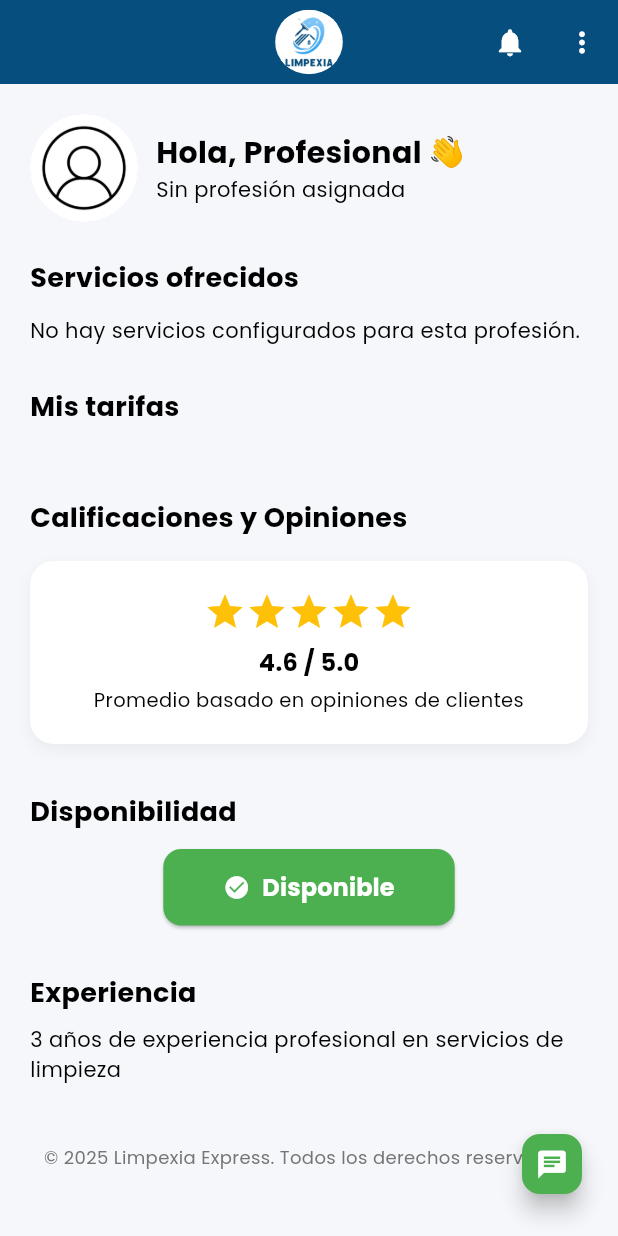
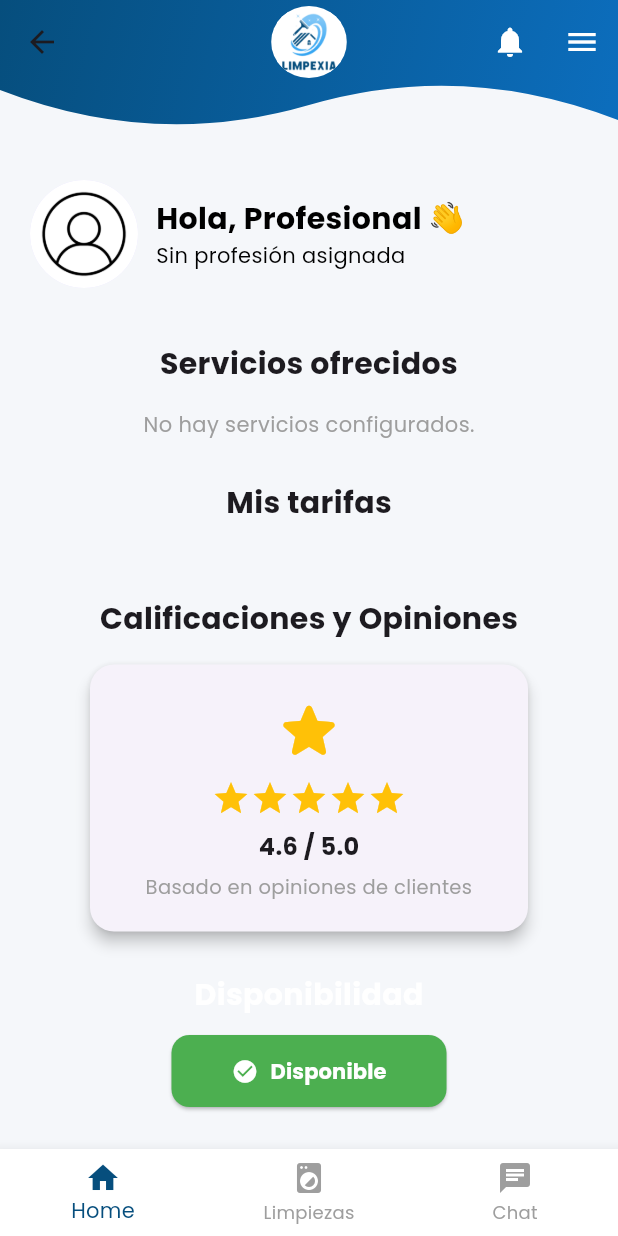
Before and after one commit to PalomequeDeLaTorre/limpexia_express_app, a Flutter app: the DashboardProfesional screen opened by its route, on a phone screen of 412 x 824 dp. Run offline on Flutter 3.47's test engine with Material 3 defaults, Android fonts, the light colour scheme and no system bars; our stand-ins replace cloud_firestore, firebase_auth, firebase_core, firebase_database, google_fonts, google_maps_flutter; accounts and stored records are empty; network calls fail.

Commit message:
Version_Pantallas

```diff
--- a/lib/pantallas/dashboard_cliente.dart
+++ b/lib/pantallas/dashboard_cliente.dart
@@ -407,6 +407,7 @@ class _DashboardClienteState extends State<DashboardCliente> {
             const SizedBox(height: 32),
             Center(
               child: Text('© 2025 Limpexia. Todos los derechos reservados.',
+              textAlign: TextAlign.center,
                   style: TextStyle(color: Colors.grey[600], fontSize: 12)),
             ),
           ],
@@ -573,7 +574,7 @@ class _DashboardClienteState extends State<DashboardCliente> {
 
   Widget _paginaChat() {
     return const Center(
-      child: Text('💬 Aquí irá la sección de Chat',
+      child: Text('💬 Aquí irá la sección de Chat con el Profesional',
           style: TextStyle(fontSize: 18, color: Colors.black54)),
     );
   }
--- a/lib/pantallas/dashboard_profesional.dart
+++ b/lib/pantallas/dashboard_profesional.dart
@@ -17,21 +17,14 @@ class _DashboardProfesionalState extends State<DashboardProfesional> {
   List<String> servicios = [];
   List<double> tarifas = [];
 
+  int _paginaActual = 0;
+
   @override
   void initState() {
     super.initState();
     WidgetsBinding.instance.addPostFrameCallback((_) {
       _configurarServicios();
     });
-  }
-
-  // Método auxiliar para obtener el ImageProvider correcto;
-  ImageProvider _getImageProvider(String imagePath) {
-    if (imagePath.startsWith('http')) {
-      return NetworkImage(imagePath);
-    } else {
-      return AssetImage(imagePath);
-    }
   }
 
   void _configurarServicios() {
@@ -52,6 +45,19 @@ class _DashboardProfesionalState extends State<DashboardProfesional> {
     });
   }
 
+  void _mostrarNotificaciones() {
+    showModalBottomSheet(
+      context: context,
+      builder: (context) => SizedBox(
+        height: 180,
+        child: Center(
+          child: Text("No tienes notificaciones nuevas",
+              style: TextStyle(color: Colors.grey[700])),
+        ),
+      ),
+    );
+  }
+
   @override
   Widget build(BuildContext context) {
     final authProvider = context.watch<AuthProvider>();
@@ -62,17 +68,36 @@ class _DashboardProfesionalState extends State<DashboardProfesional> {
 
     return Scaffold(
       backgroundColor: AppColores.fondo,
-      appBar: AppBar(
-        backgroundColor: const Color.fromARGB(255, 6, 78, 125),
+      appBar: PreferredSize(
+        preferredSize: const Size.fromHeight(100),
+        child: Stack(
+          children: [
+            ClipPath(
+              clipper: OlaAppBarClipper(),
+              child: Container(
+                height: 120,
+                decoration: const BoxDecoration(
+                  gradient: LinearGradient(
+                    colors: [
+                      Color.fromARGB(255, 6, 78, 125),
+                      Color.fromARGB(255, 12, 110, 190),
+                    ],
+                    begin: Alignment.topLeft,
+                    end: Alignment.bottomRight,
+                  ),
+                ),
+              ),
+            ),
+            AppBar(
+              backgroundColor: Colors.transparent,
               elevation: 0,
-        automaticallyImplyLeading: false,
               title: ClipOval(
                 child: Container(
                   color: Colors.white,
                   padding: const EdgeInsets.all(4),
                   child: Image.asset(
                     'assets/logo_limpexia2.png',
-              height: 35,
+                    height: 40,
                     fit: BoxFit.contain,
                   ),
                 ),
@@ -80,15 +105,21 @@ class _DashboardProfesionalState extends State<DashboardProfesional> {
               centerTitle: true,
               actions: [
                 IconButton(
-            icon: const Icon(Icons.notifications, color: Colors.white, size: 22),
-            onPressed: () {
-              ScaffoldMessenger.of(context).showSnackBar(
-                const SnackBar(content: Text("Notificaciones")),
-              );
-            },
+                  onPressed: _mostrarNotificaciones,
+                  icon: const Icon(Icons.notifications, color: Colors.white),
                 ),
                 PopupMenuButton<String>(
-            icon: const Icon(Icons.more_vert, color: Colors.white, size: 22),
+                  icon: const Icon(Icons.menu, color: Colors.white),
+                  shape: RoundedRectangleBorder(
+                      borderRadius: BorderRadius.circular(12)),
+                  itemBuilder: (context) => const [
+                    PopupMenuItem(value: 'perfil', child: Text('👤 Mi perfil')),
+                    PopupMenuItem(
+                        value: 'pagos', child: Text('💳 Pagos y facturas')),
+                    PopupMenuDivider(),
+                    PopupMenuItem(
+                        value: 'cerrar', child: Text('🔴 Cerrar sesión')),
+                  ],
                   onSelected: (value) async {
                     if (value == 'cerrar') {
                       await authProvider.cerrarSesion();
@@ -98,224 +129,278 @@ class _DashboardProfesionalState extends State<DashboardProfesional> {
                           MaterialPageRoute(builder: (_) => const PantallaLogin()),
                         );
                       }
+                    } else {
+                      ScaffoldMessenger.of(context).showSnackBar(
+                        SnackBar(content: Text('$value seleccionado')),
+                      );
                     }
                   },
-            itemBuilder: (context) => const [
-              PopupMenuItem(value: 'perfil', child: Text('👤 Mi perfil')),
-              PopupMenuItem(value: 'servicios', child: Text('🧾 Mis servicios')),
-              PopupMenuItem(value: 'pagos', child: Text('💳 Pagos y facturas')),
-              PopupMenuItem(value: 'ayuda', child: Text('🛟 Ayuda y soporte')),
-              PopupMenuItem(value: 'config', child: Text('⚙️ Configuración')),
-              PopupMenuDivider(),
-              PopupMenuItem(value: 'cerrar', child: Text('🚪 Cerrar sesión')),
+                ),
               ],
             ),
           ],
         ),
-      body: Stack(
-        children: [
-          SingleChildScrollView(
+      ),
+      body: _paginaActual == 0
+          ? _paginaHome(nombreUsuario, profesion, fotoUsuario)
+          : _paginaActual == 1
+              ? _paginaLimpiezas()
+              : _paginaChat(),
+      bottomNavigationBar: BottomNavigationBar(
+        currentIndex: _paginaActual,
+        onTap: (index) {
+          setState(() => _paginaActual = index);
+
+          if (index == 1) {
+            showDialog(
+              context: context,
+              builder: (context) => AlertDialog(
+                shape: RoundedRectangleBorder(
+                  borderRadius: BorderRadius.circular(16),
+                ),
+                title: const Text(
+                  "Limpieza",
+                  style: TextStyle(fontWeight: FontWeight.bold),
+                ),
+                content: const Text(
+                  "Actualmente no tienes ningún servicio solicitado.",
+                  style: TextStyle(fontSize: 16),
+                ),
+                actions: [
+                  TextButton(
+                    onPressed: () => Navigator.pop(context),
+                    child: const Text("OK", style: TextStyle(color: Colors.blue)),
+                  ),
+                ],
+              ),
+            );
+          }
+        },
+        selectedItemColor: const Color.fromARGB(255, 6, 78, 125),
+        unselectedItemColor: Colors.grey,
+        backgroundColor: Colors.white,
+        items: const [
+          BottomNavigationBarItem(icon: Icon(Icons.home), label: 'Home'),
+          BottomNavigationBarItem(
+              icon: Icon(Icons.local_laundry_service), label: 'Limpiezas'),
+          BottomNavigationBarItem(icon: Icon(Icons.chat), label: 'Chat'),
+        ],
+      ),
+    );
+  }
+
+  Widget _paginaHome(String nombre, String profesion, String foto) {
+    return SafeArea(
+      child: SingleChildScrollView(
         padding: const EdgeInsets.all(20),
         child: Column(
           crossAxisAlignment: CrossAxisAlignment.start,
           children: [
-                // Perfil;
             Row(
               children: [
                 CircleAvatar(
                   radius: 36,
-                       backgroundImage: fotoUsuario.isNotEmpty
-                       ? NetworkImage(fotoUsuario)
-                        : const AssetImage('assets/icono_usuario.jpg') as ImageProvider,
+                  backgroundImage: foto.isNotEmpty
+                      ? NetworkImage(foto)
+                      : const AssetImage('assets/icono_usuario.jpg')
+                          as ImageProvider,
                 ),
                 const SizedBox(width: 12),
-                    Expanded(
-                      child: Column(
+                Column(
                   crossAxisAlignment: CrossAxisAlignment.start,
                   children: [
-                          Text(
-                            "Hola, $nombreUsuario 👋",
+                    Text("Hola, $nombre 👋",
                         style: const TextStyle(
                             fontSize: 20,
                             fontWeight: FontWeight.bold,
-                              color: Colors.black,
-                            ),
-                          ),
-                          Text(
-                            profesion,
-                            style: const TextStyle(
-                              fontSize: 14,
-                              color: Colors.black,
-                            ),
+                            color: Colors.black)),
+                    Text(profesion,
+                        style: const TextStyle(fontSize: 14, color: Colors.black)),
+                  ],
                 ),
               ],
             ),
-                    )
+            const SizedBox(height: 24),
+            _paginaLimpiezas(),
           ],
         ),
-                const SizedBox(height: 24),
+      ),
+    );
+  }
 
-                // Servicios;
+  Widget _paginaLimpiezas() {
+    final List<List<Color>> coloresTarifas = [
+     [Colors.orangeAccent.shade100, Colors.orangeAccent.shade200],
+     [Colors.deepOrange.shade400, Colors.deepOrange.shade700],
+     [Colors.redAccent.shade400, Colors.red.shade700],
+    ];
+
+
+    return Column(
+      crossAxisAlignment: CrossAxisAlignment.center,
+      children: [
+        const SizedBox(height: 12),
         const Text(
           "Servicios ofrecidos",
-                  style: TextStyle(
-                    fontSize: 18,
-                    fontWeight: FontWeight.bold,
-                    color: Colors.black,
+          style: TextStyle(fontSize: 20, fontWeight: FontWeight.bold),
+          textAlign: TextAlign.center,
         ),
+        const SizedBox(height: 16),
+        if (servicios.isEmpty)
+          const Text("No hay servicios configurados.",
+              style: TextStyle(color: Colors.grey)),
+        if (servicios.isNotEmpty)
+          Center(
+            child: Wrap(
+              spacing: 14,
+              runSpacing: 10,
+              alignment: WrapAlignment.center,
+              children: servicios.map((servicio) {
+                final bool esAuto =
+                    ["Pulido", "Encerado", "Interior"].contains(servicio);
+                final icono = esAuto
+                    ? Icons.directions_car
+                    : Icons.cleaning_services_rounded;
+                return Container(
+                  padding:
+                      const EdgeInsets.symmetric(horizontal: 16, vertical: 10),
+                  decoration: BoxDecoration(
+                    gradient: LinearGradient(
+                      colors: esAuto
+                          ? [
+                              const Color.fromARGB(255, 6, 78, 125),
+                              const Color.fromARGB(255, 12, 110, 190)
+                            ]
+                          : [AppColores.secundario, Colors.blueAccent],
                     ),
-                const SizedBox(height: 12),
-                if (servicios.isEmpty)
-                  const Text(
-                    "No hay servicios configurados para esta profesión.",
-                    style: TextStyle(color: Colors.black),
+                    borderRadius: BorderRadius.circular(30),
+                    boxShadow: [
+                      BoxShadow(
+                          color: Colors.grey.withOpacity(0.3),
+                          blurRadius: 6,
+                          offset: const Offset(2, 4))
+                    ],
                   ),
-                if (servicios.isNotEmpty)
-                  Wrap(
-                    spacing: 12,
-                    runSpacing: 8,
-                    children: servicios.map((servicio) {
-                      final bool esAuto = servicio == "Pulido" ||
-                          servicio == "Encerado" ||
-                          servicio == "Interior";
-                      return Chip(
-                        label: Text(servicio),
-                        labelStyle: const TextStyle(color: Colors.white),
-                        backgroundColor: esAuto
-                            ? const Color.fromARGB(255, 6, 78, 125)
-                            : AppColores.secundario,
-                        padding: const EdgeInsets.symmetric(
-                            horizontal: 12, vertical: 6),
+                  child: Row(
+                    mainAxisSize: MainAxisSize.min,
+                    children: [
+                      Icon(icono, color: Colors.white, size: 20),
+                      const SizedBox(width: 8),
+                      Text(servicio,
+                          style: const TextStyle(
+                              color: Colors.white, fontWeight: FontWeight.w600)),
+                    ],
+                  ),
                 );
               }).toList(),
             ),
+          ),
         const SizedBox(height: 28),
-
-                // Tarifas;
         const Text(
           "Mis tarifas",
-                  style: TextStyle(
-                    fontSize: 18,
-                    fontWeight: FontWeight.bold,
-                    color: Colors.black,
-                  ),
+          style: TextStyle(fontSize: 20, fontWeight: FontWeight.bold),
         ),
         const SizedBox(height: 16),
+
         if (tarifas.isNotEmpty)
-                  Row(
-                    mainAxisAlignment: MainAxisAlignment.spaceAround,
+          Wrap(
+            spacing: 14,
+            runSpacing: 12,
+            alignment: WrapAlignment.center,
             children: tarifas.asMap().entries.map((entry) {
-                      final index = entry.key;
-                      final precio = entry.value;
-                      Color colorTarifa;
-                      if (index == 0) {
-                        colorTarifa = Colors.yellow.shade700;
-                      } else if (index == 1) {
-                        colorTarifa = Colors.orange;
-                      } else {
-                        colorTarifa = Colors.red;
-                      }
-                      return ElevatedButton(
+              int index = entry.key;
+              double tarifa = entry.value;
+              final colores = coloresTarifas[index % coloresTarifas.length];
+              return Container(
+                decoration: BoxDecoration(
+                  gradient: LinearGradient(
+                    colors: colores,
+                    begin: Alignment.topLeft,
+                    end: Alignment.bottomRight,
+                  ),
+                  borderRadius: BorderRadius.circular(16),
+                  boxShadow: [
+                    BoxShadow(
+                        color: Colors.grey.withOpacity(0.3),
+                        blurRadius: 6,
+                        offset: const Offset(2, 4))
+                  ],
+                ),
+                child: ElevatedButton(
+                  style: ElevatedButton.styleFrom(
+                    backgroundColor: Colors.transparent,
+                    shadowColor: Colors.transparent,
+                    padding: const EdgeInsets.symmetric(
+                        horizontal: 30, vertical: 14),
+                    shape: RoundedRectangleBorder(
+                        borderRadius: BorderRadius.circular(16)),
+                  ),
                   onPressed: () {},
-                        style: ElevatedButton.styleFrom(
-                          backgroundColor: colorTarifa,
-                          shape: RoundedRectangleBorder(
-                            borderRadius: BorderRadius.circular(12),
-                          ),
-                          padding: const EdgeInsets.symmetric(
-                              horizontal: 24, vertical: 14),
-                        ),
                   child: Text(
-                          "\$${precio.toStringAsFixed(0)}",
+                    "\$${tarifa.toStringAsFixed(0)} MXN",
                     style: const TextStyle(
-                            fontSize: 16,
-                            color: Colors.black,
-                            fontWeight: FontWeight.bold,
+                        color: Colors.white, fontWeight: FontWeight.w600),
                   ),
                 ),
               );
             }).toList(),
           ),
+
         const SizedBox(height: 32),
-
-                // Calificaciones;
         const Text(
           "Calificaciones y Opiniones",
-                  style: TextStyle(
-                    fontSize: 18,
-                    fontWeight: FontWeight.bold,
-                    color: Colors.black,
-                  ),
+          style: TextStyle(fontSize: 20, fontWeight: FontWeight.bold),
         ),
         const SizedBox(height: 16),
-                Container(
-                  width: double.infinity,
+        Card(
+          elevation: 4,
+          margin: const EdgeInsets.symmetric(horizontal: 40),
+          shape: RoundedRectangleBorder(borderRadius: BorderRadius.circular(16)),
+          child: Padding(
             padding: const EdgeInsets.all(20),
-                  decoration: BoxDecoration(
-                    color: Colors.white,
-                    borderRadius: BorderRadius.circular(16),
-                    boxShadow: [
-                      BoxShadow(
-                        color: Colors.black.withOpacity(0.05),
-                        blurRadius: 8,
-                        offset: const Offset(0, 4),
-                      )
-                    ],
-                  ),
             child: Column(
               children: [
+                const Icon(Icons.star_rounded, color: Colors.amber, size: 48),
+                const SizedBox(height: 8),
                 Row(
                   mainAxisAlignment: MainAxisAlignment.center,
-                        children: List.generate(5, (index) {
+                  children: List.generate(5, (i) {
                     return Icon(
-                            index < calificacionPromedio.round()
+                      i < calificacionPromedio.round()
                           ? Icons.star
                           : Icons.star_border,
                       color: Colors.amber,
-                            size: 28,
+                      size: 26,
                     );
                   }),
                 ),
                 const SizedBox(height: 8),
                 Text(
                   "${calificacionPromedio.toStringAsFixed(1)} / 5.0",
-                        style: const TextStyle(
-                          fontWeight: FontWeight.bold,
-                          color: Colors.black,
-                          fontSize: 16,
+                  style:
+                      const TextStyle(fontWeight: FontWeight.bold, fontSize: 16),
                 ),
-                      ),
-                      const SizedBox(height: 4),
-                      const Text(
-                        "Promedio basado en opiniones de clientes",
-                        textAlign: TextAlign.center,
-                        style: TextStyle(
-                          fontSize: 13,
-                          color: Colors.black,
-                        ),
-                      ),
+                const SizedBox(height: 6),
+                const Text("Basado en opiniones de clientes",
+                    style: TextStyle(fontSize: 13, color: Colors.grey), textAlign: TextAlign.center),
               ],
             ),
           ),
-                const SizedBox(height: 32),
-
-                // Disponibilidad;
+        ),
+        const SizedBox(height: 28),
         const Text(
           "Disponibilidad",
           style: TextStyle(
-                    fontSize: 18,
+            fontSize: 20,
             fontWeight: FontWeight.bold,
-                    color: Colors.black,
+            color: Colors.white,
             ),
         ),
         const SizedBox(height: 12),
+
         Center(
           child: ElevatedButton.icon(
-                    onPressed: () {
-                      setState(() {
-                        disponible = !disponible;
-                      });
-                    },
+          onPressed: () => setState(() => disponible = !disponible),
             icon: Icon(
                disponible ? Icons.check_circle : Icons.cancel,
                color: Colors.white,
@@ -323,74 +408,68 @@ class _DashboardProfesionalState extends State<DashboardProfesional> {
             label: Text(
             disponible ? "Disponible" : "No disponible",
             style: const TextStyle(
-                        fontSize: 16,
             color: Colors.white,
             fontWeight: FontWeight.bold,
             ),
             ),
              style: ElevatedButton.styleFrom(
-                      backgroundColor:
-                          disponible ? Colors.green : Colors.red,
-                      padding: const EdgeInsets.symmetric(
-                          horizontal: 40, vertical: 14),
+              backgroundColor: disponible ? Colors.green : Colors.red,
+               padding: const EdgeInsets.symmetric(horizontal: 40, vertical: 14),
                 shape: RoundedRectangleBorder(
                  borderRadius: BorderRadius.circular(12),
                  ),
                 ),
               ),
             ),
-                const SizedBox(height: 32),
 
-                // Experiencia;
+        const SizedBox(height: 40),
         const Text(
           "Experiencia",
-                  style: TextStyle(
-                    fontSize: 18,
-                    fontWeight: FontWeight.bold,
-                    color: Colors.black,
-                  ),
+          style: TextStyle(fontSize: 20, fontWeight: FontWeight.bold),
         ),
         const SizedBox(height: 8),
         const Text(
           "3 años de experiencia profesional en servicios de limpieza",
-                  style: TextStyle(
-                    fontSize: 14,
-                    color: Colors.black,
-                  ),
+          style: TextStyle(fontSize: 14, color: Colors.black),
+          textAlign: TextAlign.center,
         ),
         const SizedBox(height: 40),
-
         Center(
           child: Text(
             "© 2025 Limpexia Express. Todos los derechos reservados.",
             textAlign: TextAlign.center,
-                    style: TextStyle(
-                      fontSize: 12,
-                      color: Colors.grey.shade600,
-                    ),
-                  ),
-                ),
-                const SizedBox(height: 20),
-              ],
-            ),
-          ),
-
-          // Botón flotante de chat;
-          Positioned(
-            bottom: 20,
-            right: 20,
-            child: FloatingActionButton.small(
-              backgroundColor: AppColores.secundario,
-              onPressed: () {
-                ScaffoldMessenger.of(context).showSnackBar(
-                  const SnackBar(content: Text("Abrir chat")),
-                );
-              },
-              child: const Icon(Icons.chat, color: Colors.white, size: 22),
+            style: TextStyle(fontSize: 12, color: Colors.grey[600]),
           ),
         ),
       ],
+    );
+  }
+
+  Widget _paginaChat() {
+    return const Center(
+      child: Text(
+        "💬 Aquí irá la sección de Chat con el Cliente",
+        style: TextStyle(fontSize: 18, color: Colors.black54),
+        textAlign: TextAlign.center,
       ),
     );
   }
 }
+
+class OlaAppBarClipper extends CustomClipper<Path> {
+  @override
+  Path getClip(Size size) {
+    Path path = Path();
+    path.lineTo(0, size.height - 40);
+    path.quadraticBezierTo(
+        size.width / 4, size.height, size.width / 2, size.height - 30);
+    path.quadraticBezierTo(
+        3 / 4 * size.width, size.height - 60, size.width, size.height - 20);
+    path.lineTo(size.width, 0);
+    path.close();
+    return path;
+  }
+
+  @override
+  bool shouldReclip(OlaAppBarClipper oldClipper) => false;
+}
```
Also changed, not shown: 1 other file. Lines whose indentation alone changed are shown as unchanged.
